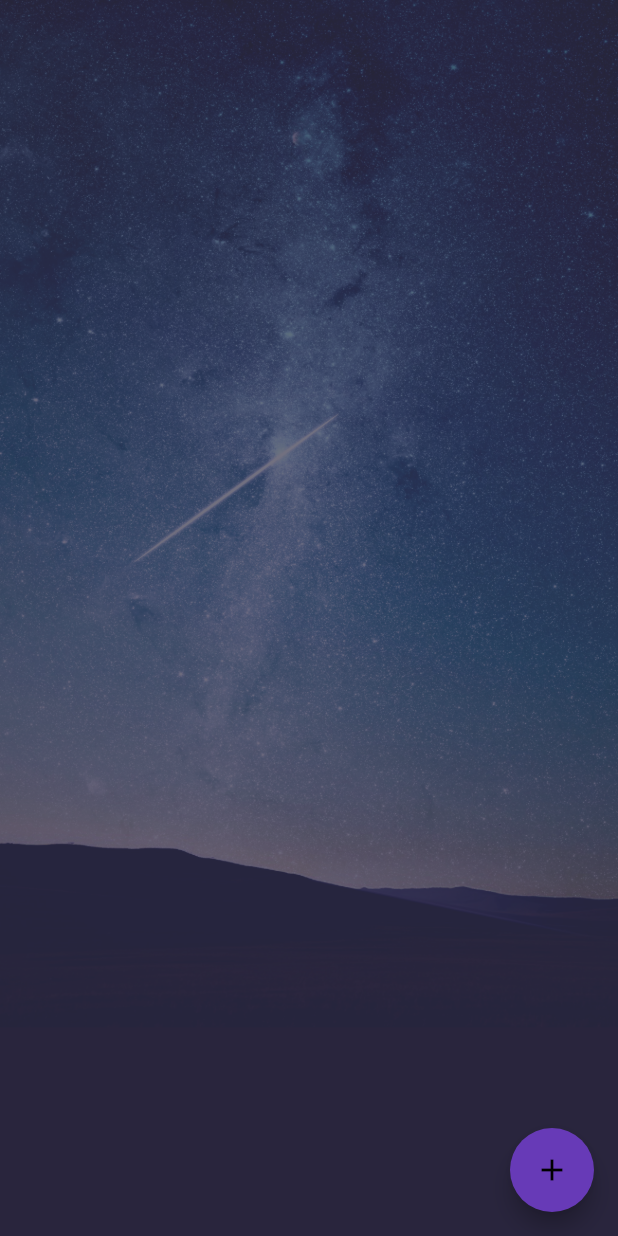
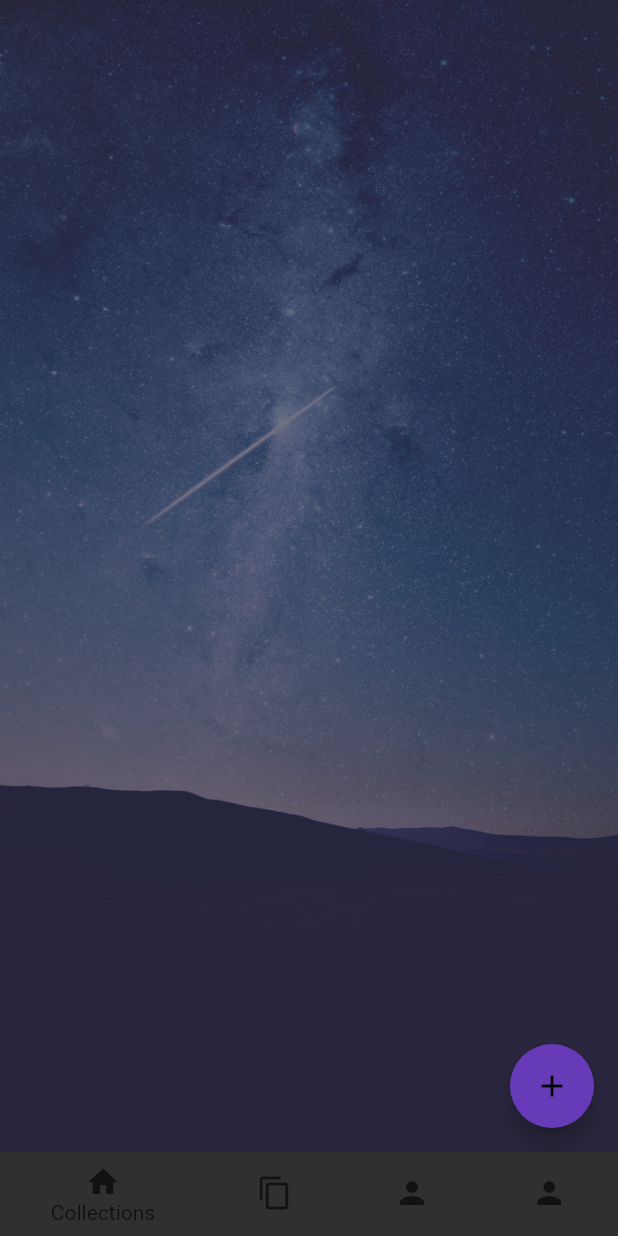
Before and after one commit to DevEngage/engage_library, a Flutter app: the EngageAdminScreen screen opened by its route, on a phone screen of 412 x 824 dp. Run offline on Flutter 3.47's test engine with Material 2 defaults, Android fonts, the phone set to English and light mode, and no system bars; our stand-ins replace cloud_firestore, firebase_analytics, firebase_auth, firebase_core, flutter_login, get and 1 more; missing offline and left inert: app_tracking_transparency; accounts and stored records are empty; Roboto replaces fonts that are missing (ProductSans).

Commit message:
working on admin

```diff
--- a/lib/constants/app_routes.dart
+++ b/lib/constants/app_routes.dart
@@ -1,6 +1,7 @@
 import 'package:engage_library/screens/admin_screen.dart';
 import 'package:engage_library/screens/home_screen.dart';
 import 'package:engage_library/screens/login_screen.dart';
+import 'package:engage_library/screens/model_manage_screen.dart';
 import 'package:get/get.dart';
 
 class AppRoutes {
@@ -10,5 +11,6 @@ class AppRoutes {
     GetPage(name: '/', page: () => EngageHomeScreen()),
     GetPage(name: '/login', page: () => EngageLoginScreen()),
     GetPage(name: '/admin', page: () => EngageAdminScreen()),
+    GetPage(name: '/admin-manage-model', page: () => EngageModelManageScreen()),
   ];
 }
--- a/lib/main.dart
+++ b/lib/main.dart
@@ -37,7 +37,7 @@ class MyApp extends StatelessWidget {
       //   primarySwatch: Colors.deepPurple,
       // ),
       getPages: AppRoutes.routes,
-      initialRoute: auth.currentUser != null ? "/" : "/login",
+      // initialRoute: auth.currentUser != null ? "/" : "/login",
       // navigatorObservers: [
       //   BotToastNavigatorObserver(),
       //   FirebaseAnalyticsObserver(analytics: Analytics.analytics)
--- a/lib/screens/admin_screen.dart
+++ b/lib/screens/admin_screen.dart
@@ -6,6 +6,15 @@ import 'package:get/get.dart';
 import 'package:provider/provider.dart';
 
 class EngageAdminScreen extends StatelessWidget {
+  int _currentIndex = 0;
+  final List<Widget> _children = [
+    // EngageHomeScreen(),
+  ];
+
+  void onTabTapped(int index) {
+    _currentIndex = index;
+  }
+
   @override
   Widget build(BuildContext context) {
     final userContonroller = Get.put(EngageUserController());
@@ -34,50 +43,25 @@ class EngageAdminScreen extends StatelessWidget {
         ), // Image.asset('assets/imgs/background.png') ),
         child: GetBuilder<EngageUserController>(
           builder: (_) => ListView(
-            children: <Widget>[
-              // StreamBuilder<QuerySnapshot>(
-              //     stream: userContonroller.snapshots(),
-              //     builder: (BuildContext context,
-              //         AsyncSnapshot<QuerySnapshot> snapshot) {
-              //       print(snapshot);
-              //       if (!snapshot.hasData ||
-              //           snapshot.data?.docs == null ||
-              //           snapshot.data!.docs.length < 1)
-              //         return Row(children: <Widget>[
-              //           Expanded(
-              //             child: Container(
-              //               margin: const EdgeInsets.all(10),
-              //               padding: const EdgeInsets.all(20),
-              //               // color: Colors.green,
-              //               decoration: BoxDecoration(
-              //                 color: Colors.white.withOpacity(0.65),
-              //                 borderRadius: BorderRadius.all(
-              //                   const Radius.circular(15.0),
-              //                 ),
-              //               ),
-              //               child: Center(
-              //                 child: Text(
-              //                   'You have no goals lined up. Add one!',
-              //                   style: TextStyle(
-              //                       fontSize: 18, color: Colors.black54),
-              //                 ),
-              //               ),
-              //             ),
-              //           ),
-              //         ]);
-              //       else
-              //         return Column(
-              //           children: [
-              //             for (var item in snapshot.data?.docs ?? [])
-              //               GoalItem(
-              //                 goal: item.data() as GoalModel,
-              //               )
-              //           ],
-              //         );
-              //     }),
-            ],
+            children: <Widget>[],
           ),
         ),
+      ),
+      bottomNavigationBar: BottomNavigationBar(
+        onTap: onTabTapped, // new
+        currentIndex: _currentIndex, // new
+        items: [
+          BottomNavigationBarItem(
+            icon: Icon(Icons.home),
+            label: 'Collections',
+          ),
+          BottomNavigationBarItem(
+            icon: Icon(Icons.content_copy),
+            label: 'Models',
+          ),
+          BottomNavigationBarItem(icon: Icon(Icons.person), label: 'Screens'),
+          BottomNavigationBarItem(icon: Icon(Icons.person), label: 'Users')
+        ],
       ),
     ); // ListView.builder()
   }
```
Also changed, not shown: lib/controllers/models_controller.dart (added, +20 -0 lines), lib/screens/model_manage_screen.dart (added, +12 -0 lines).
